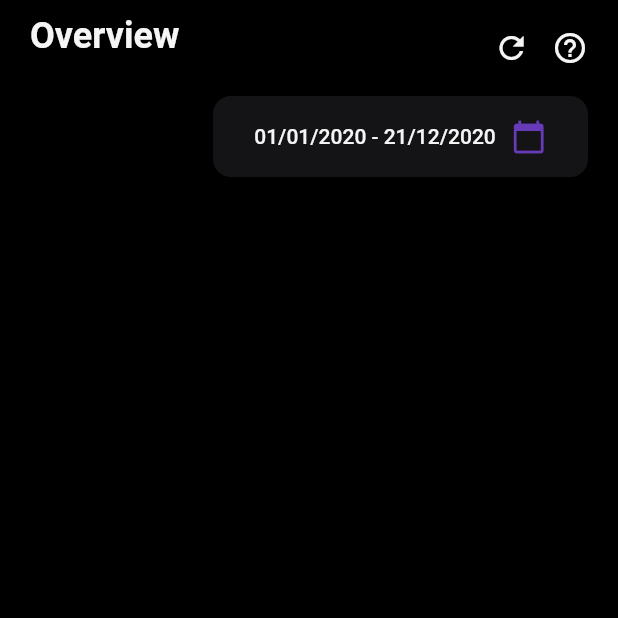
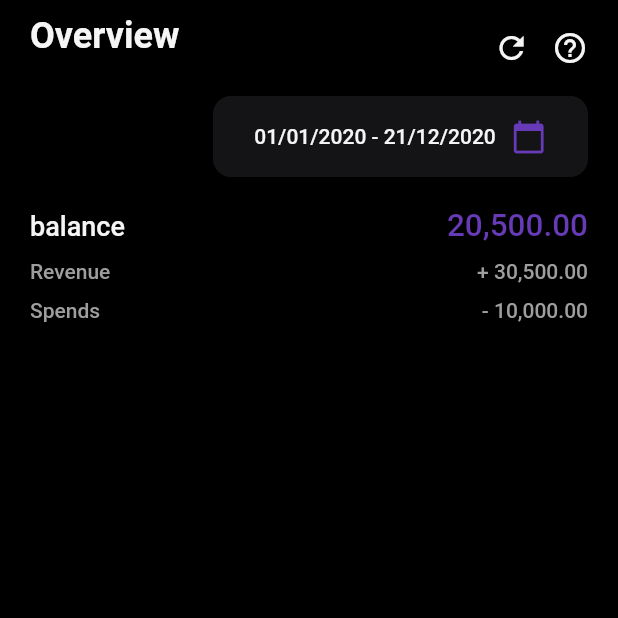
Before and after one commit to LucasPitol/waste, a Flutter app: the OverviewComponent screen opened directly, on a phone screen of 412 x 824 dp, the top half of it. Run offline on Flutter 3.47's test engine with Material 2 defaults, Android fonts, the phone set to English and light mode, and no system bars; our stand-ins replace cloud_firestore, fl_chart, flutter_masked_text, flutter_multi_formatter, flutter_phoenix, google_fonts and 3 more; missing offline and left inert: fab_circular_menu, mailer2; accounts and stored records are empty.

Commit message:
DP-DEV-39 tarefa 1: Progress saldo

```diff
--- a/waste_app/lib/pages/overview/overview_component.dart
+++ b/waste_app/lib/pages/overview/overview_component.dart
@@ -148,6 +148,60 @@ class OverviewComponentState extends State<OverviewComponent> {
                     ),
                   ],
                 ),
+                Container(
+                  child: Row(
+                    mainAxisAlignment: MainAxisAlignment.spaceBetween,
+                    children: [
+                      Text(
+                        isPtLanguage ? 'Saldo' : 'balance',
+                        style: TextStyle(
+                          color: Colors.grey.shade100,
+                          fontWeight: FontWeight.w500,
+                          fontSize: 18,
+                        ),
+                      ),
+                      Text(
+                        '20,500.00',
+                        style: TextStyle(
+                          color: Styles.primaryColor,
+                          fontWeight: FontWeight.w500,
+                          fontSize: 21,
+                        ),
+                      ),
+                    ],
+                  ),
+                ),
+                Container(
+                  margin: EdgeInsets.symmetric(vertical: 10),
+                  child: Row(
+                    mainAxisAlignment: MainAxisAlignment.spaceBetween,
+                    children: [
+                      Text(
+                        isPtLanguage ? 'Entradas' : 'Revenue',
+                        style: Styles.poppinsTextGrey,
+                      ),
+                      Text(
+                        '+ 30,500.00',
+                        style: Styles.poppinsTextGrey,
+                      ),
+                    ],
+                  ),
+                ),
+                Container(
+                  child: Row(
+                    mainAxisAlignment: MainAxisAlignment.spaceBetween,
+                    children: [
+                      Text(
+                        isPtLanguage ? 'Saídas' : 'Spends',
+                        style: Styles.poppinsTextGrey,
+                      ),
+                      Text(
+                        '- 10,000.00',
+                        style: Styles.poppinsTextGrey,
+                      ),
+                    ],
+                  ),
+                ),
               ],
             ),
           ),
```
